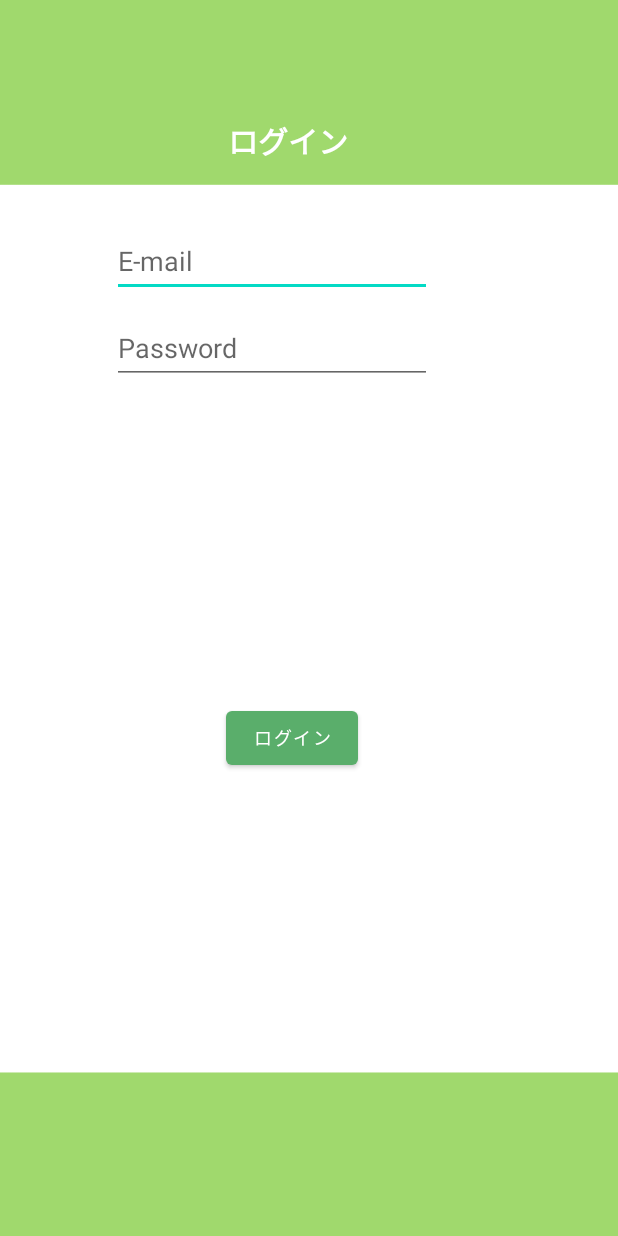
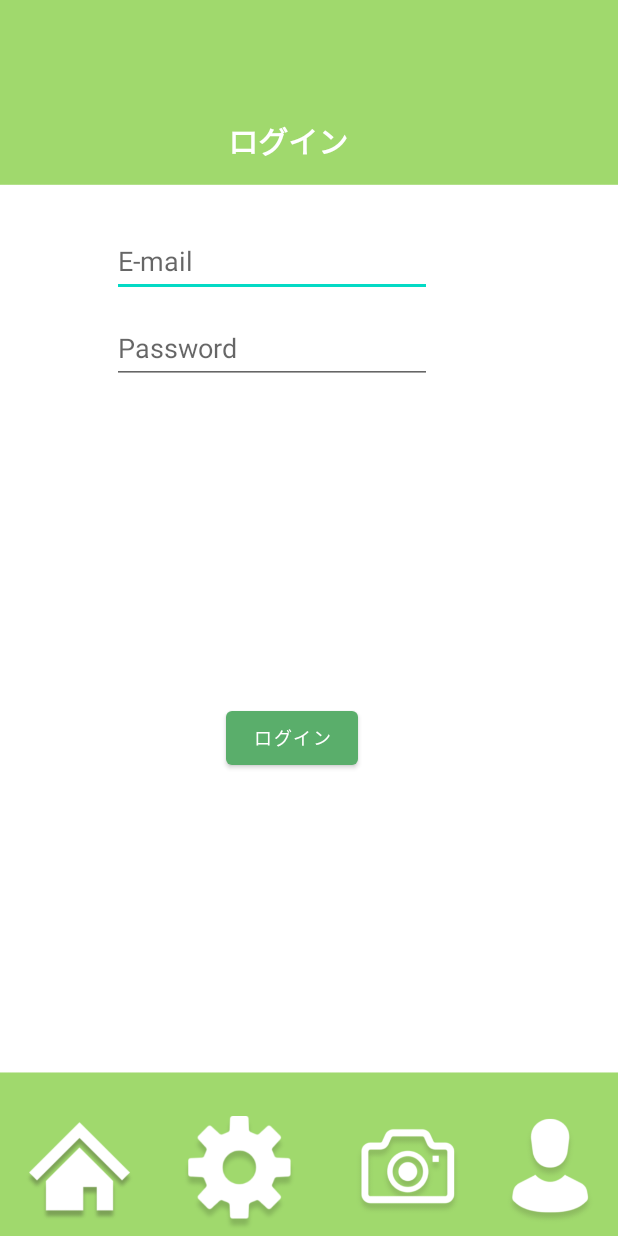
Before and after one commit to b9p31100/0101, an Android app: the login screen opened directly, with no data from a screen before it, on a phone screen of 412 x 824 dp. Run offline under Robolectric (Android 15) with nearby library versions, the phone set to English and light mode, and no system bars; our stand-ins replace Firebase (no records; nobody signed in at launch, a user with empty details on screens opened directly); 1 statement that could not run was skipped.

Commit message:
kakunun yoro

```diff
--- a/app/src/main/java/com/example/a0101/login.java
+++ b/app/src/main/java/com/example/a0101/login.java
@@ -8,6 +8,7 @@ import android.os.Bundle;
 import android.text.TextUtils;
 import android.widget.Button;
 import android.widget.EditText;
+import android.widget.ImageButton;
 import android.widget.Toast;
 
 import com.google.android.gms.tasks.OnCompleteListener;
@@ -29,11 +30,27 @@ public class login extends AppCompatActivity {
         editText = findViewById(R.id.email);
         editText2 = findViewById(R.id.password);
         Button btn = (Button)findViewById(R.id.button);
+        ImageButton btn3 =(ImageButton) findViewById(R.id.imageButton1);
+        ImageButton btn4 =(ImageButton)findViewById(R.id.imageButton2);
+        ImageButton btn5 =(ImageButton)findViewById(R.id.imageButton3);
+        ImageButton btn6 =(ImageButton)findViewById(R.id.imageButton4);
         mAuth = FirebaseAuth.getInstance(); //mAuth　インスタンスを初期化
 
         btn.setOnClickListener(v->{
             //loginuserメソッドへ
             loginuser();
+        });
+        btn3.setOnClickListener(v -> {
+            startActivity(new Intent(login.this, home.class));
+        });
+        btn4.setOnClickListener(v -> {
+            startActivity(new Intent(login.this, setting.class));
+        });
+        btn5.setOnClickListener(v -> {
+            startActivity(new Intent(login.this, option.class));
+        });
+        btn6.setOnClickListener(v -> {
+            startActivity(new Intent(login.this, profiletregister.class));
         });
     }
 
--- a/app/src/main/res/layout/activity_barcode.xml
+++ b/app/src/main/res/layout/activity_barcode.xml
@@ -20,7 +20,7 @@
         app:srcCompat="@drawable/title" />
 
     <ImageButton
-        android:id="@+id/imageButton"
+        android:id="@+id/imagebutton1"
         android:layout_width="74dp"
         android:layout_height="86dp"
         android:layout_weight="1"
--- a/app/src/main/res/layout/activity_login.xml
+++ b/app/src/main/res/layout/activity_login.xml
@@ -79,6 +79,69 @@
         app:layout_constraintTop_toTopOf="parent"
         app:layout_constraintVertical_bias="0.099" />
 
+    <ImageButton
+        android:id="@+id/imageButton"
+        android:layout_width="74dp"
+        android:layout_height="86dp"
+        android:layout_weight="1"
+        android:background="#00FFFFFF"
+        android:scaleType="centerInside"
+        app:layout_constraintBottom_toBottomOf="parent"
+        app:layout_constraintEnd_toEndOf="parent"
+        app:layout_constraintHorizontal_bias="0.047"
+        app:layout_constraintHorizontal_chainStyle="packed"
+        app:layout_constraintStart_toStartOf="parent"
+        app:layout_constraintTop_toTopOf="parent"
+        app:layout_constraintVertical_bias="1.0"
+        app:srcCompat="@drawable/ie"
+        tools:ignore="SpeakableTextPresentCheck" />
 
+    <ImageButton
+        android:id="@+id/imageButton2"
+        android:layout_width="88dp"
+        android:layout_height="77dp"
+        android:layout_weight="1"
+        android:background="#00FFFFFF"
+        android:scaleType="centerInside"
+        app:layout_constraintBottom_toBottomOf="parent"
+        app:layout_constraintEnd_toEndOf="parent"
+        app:layout_constraintHorizontal_bias="0.356"
+        app:layout_constraintStart_toStartOf="parent"
+        app:layout_constraintTop_toTopOf="parent"
+        app:layout_constraintVertical_bias="0.996"
+        app:srcCompat="@drawable/__1_"
+        tools:ignore="SpeakableTextPresentCheck" />
+
+    <ImageButton
+        android:id="@+id/imageButton3"
+        android:layout_width="82dp"
+        android:layout_height="73dp"
+        android:layout_weight="1"
+        android:background="#00FFFFFF"
+        android:scaleType="centerInside"
+        app:layout_constraintBottom_toBottomOf="parent"
+        app:layout_constraintEnd_toEndOf="parent"
+        app:layout_constraintHorizontal_bias="0.699"
+        app:layout_constraintStart_toStartOf="parent"
+        app:layout_constraintTop_toTopOf="parent"
+        app:layout_constraintVertical_bias="0.992"
+        app:srcCompat="@drawable/_7"
+        tools:ignore="SpeakableTextPresentCheck" />
+
+    <ImageButton
+        android:id="@+id/imageButton4"
+        android:layout_width="90dp"
+        android:layout_height="74dp"
+        android:layout_weight="1"
+        android:background="#00FFFFFF"
+        android:scaleType="centerInside"
+        app:layout_constraintBottom_toBottomOf="parent"
+        app:layout_constraintEnd_toEndOf="parent"
+        app:layout_constraintHorizontal_bias="1.0"
+        app:layout_constraintStart_toStartOf="parent"
+        app:layout_constraintTop_toTopOf="parent"
+        app:layout_constraintVertical_bias="0.992"
+        app:srcCompat="@drawable/_2"
+        tools:ignore="SpeakableTextPresentCheck" />
 
 </androidx.constraintlayout.widget.ConstraintLayout>
--- a/app/src/main/res/layout/activity_option.xml
+++ b/app/src/main/res/layout/activity_option.xml
@@ -20,7 +20,7 @@
         app:srcCompat="@drawable/title" />
 
     <ImageButton
-        android:id="@+id/imageButton"
+        android:id="@+id/imagebutton1"
         android:layout_width="74dp"
         android:layout_height="86dp"
         android:layout_weight="1"
--- a/app/src/main/res/layout/activity_post.xml
+++ b/app/src/main/res/layout/activity_post.xml
@@ -67,7 +67,7 @@
         app:srcCompat="@drawable/title" />
 
     <ImageButton
-        android:id="@+id/imageButton"
+        android:id="@+id/imageButton1"
         android:layout_width="74dp"
         android:layout_height="86dp"
         android:layout_weight="1"
--- a/app/src/main/res/layout/activity_profiletregister.xml
+++ b/app/src/main/res/layout/activity_profiletregister.xml
@@ -34,7 +34,7 @@
         app:srcCompat="@drawable/title" />
 
     <ImageButton
-        android:id="@+id/imageButton"
+        android:id="@+id/imagebutton1"
         android:layout_width="74dp"
         android:layout_height="86dp"
         android:layout_weight="1"
--- a/app/src/main/res/layout/activity_qcrkeka.xml
+++ b/app/src/main/res/layout/activity_qcrkeka.xml
@@ -82,7 +82,7 @@
         app:layout_constraintVertical_bias="0.101" />
 
     <Button
-        android:id="@+id/button"
+        android:id="@+id/button1"
         android:layout_width="88dp"
         android:layout_height="wrap_content"
         android:layout_marginStart="150dp"
@@ -98,7 +98,7 @@
 
 
     <ImageButton
-        android:id="@+id/imageButton"
+        android:id="@+id/imageButton5"
         android:layout_width="74dp"
         android:layout_height="86dp"
         android:layout_weight="1"
```
Also changed, not shown: app/src/main/java/com/example/a0101/barcode.java (+19 -1 lines), app/src/main/java/com/example/a0101/hanteiocr.java (+16 -0 lines), app/src/main/java/com/example/a0101/okiniri.java (+22 -1 lines), app/src/main/java/com/example/a0101/option.java (+17 -0 lines), app/src/main/java/com/example/a0101/post.java (+17 -0 lines), app/src/main/java/com/example/a0101/profiletregister.java (+19 -0 lines), app/src/main/java/com/example/a0101/qcrkeka.java (+23 -0 lines), app/src/main/java/com/example/a0101/register.java (+18 -1 lines), app/src/main/java/com/example/a0101/setting.java (+18 -0 lines), app/src/main/java/com/example/a0101/singin.java (+22 -3 lines), app/src/main/res/layout/activity_setting.xml (+8 -7 lines).
